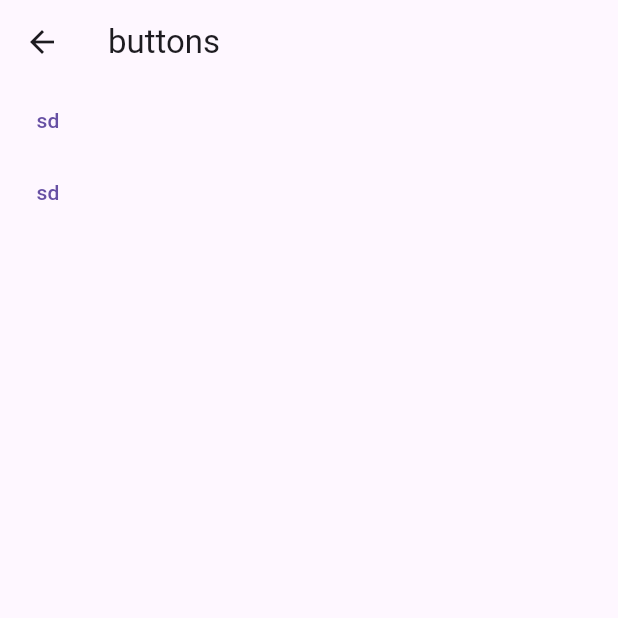
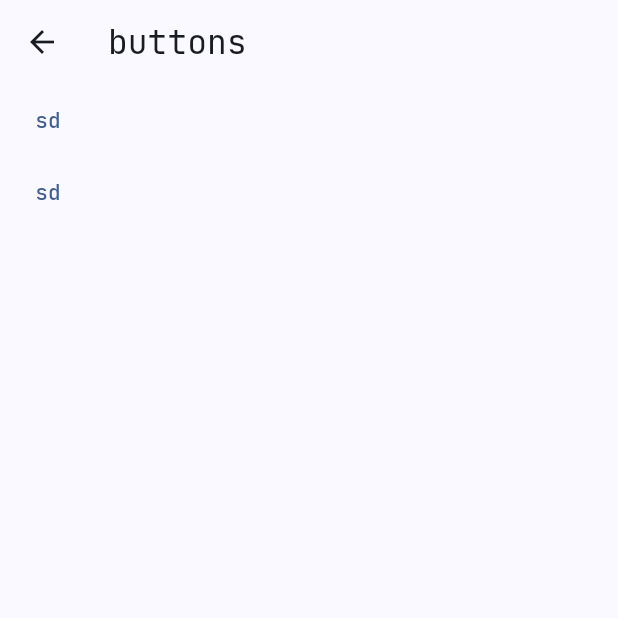
Before and after one commit to ruinivist/reinote, a Flutter app: the MyruiadOfButtojns screen opened directly, on a phone screen of 412 x 824 dp, the top half of it. Run offline on Flutter 3.47's test engine with Material 3 defaults, Android fonts, the phone set to English and light mode, and no system bars; our stand-ins replace flutter_colorpicker, flutter_markdown, get, google_fonts, logger; missing offline and left inert: markdown.

Commit message:
setup basic theme

```diff
--- /dev/null
+++ b/lib/controllers/theme_controller.dart
@@ -0,0 +1,18 @@
+import 'package:flutter/material.dart';
+import 'package:get/get.dart';
+
+class ThemeController extends GetxController {
+  static ThemeController get to => Get.find();
+
+  static const defaultColor = Color(0xff769CDF);
+  final _colorScheme = ColorScheme.fromSeed(seedColor: defaultColor).obs;
+
+  ColorScheme get colorScheme => _colorScheme.value;
+  Color lastSettingsColor = defaultColor;
+
+  ColorScheme updateColor(Color seedColor) {
+    lastSettingsColor = seedColor;
+    _colorScheme.value = ColorScheme.fromSeed(seedColor: seedColor);
+    return _colorScheme.value;
+  }
+}
--- a/pubspec.yaml
+++ b/pubspec.yaml
@@ -40,6 +40,8 @@ dependencies:
   logger: ^2.4.0
   markdown: ^7.2.2
   path_provider: ^2.1.4
+  flutter_colorpicker: ^1.1.0
+  google_fonts: ^6.2.1
 
 dev_dependencies:
   flutter_test:
```
Also changed, not shown: lib/app.dart (+14 -3 lines), lib/screens/settings.dart (+11 -2 lines), lib/screens/ui_test.dart (added, +23 -0 lines), pubspec.lock.
